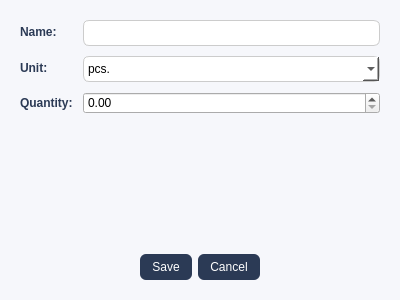
First picture: the form in ui/materialDialog.ui, repository MagdaOleksandrTeam/ProductionPlanner, before the edit.
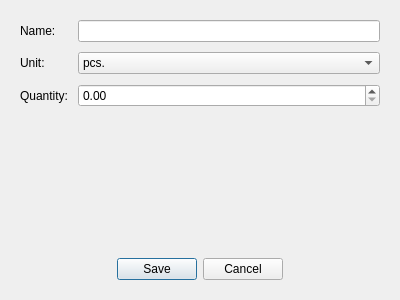
Second picture: the form after the edit.

Diff of the .ui file:
```diff
--- a/ui/materialDialog.ui
+++ b/ui/materialDialog.ui
@@ -14,33 +14,7 @@
    <string>Add / Edit Material</string>
   </property>
   <property name="styleSheet">
-   <string notr="true">QDialog {
-                background-color: #f6f7fb;
-                border-radius: 10px;
-}
-
-QLabel {
-	font-weight: bold;
-	color: #2b3a55;
-}
-
-QLineEdit, QComboBox, QTextEdit, QSpinBox {
-	border: 1px solid #ccc;
-	border-radius: 6px;
-	padding: 4px;
-	 background-color: #ffffff;
-}
- 
-QDialogButtonBox QPushButton {
-	background-color: #2b3a55;
-	color: white;
-	border-radius: 6px;
-	padding: 6px 12px;
-}
-
-QDialogButtonBox QPushButton:hover {
-background-color: #3b4f70;
-}</string>
+   <string notr="true"/>
   </property>
   <layout class="QVBoxLayout" name="mainLayout">
    <property name="spacing">
```
